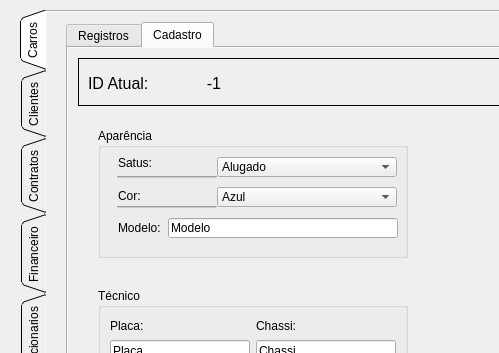
Old version of the form Carluguel/modulescreen.ui in the repository mathiashemmer/uni-devops; both pictures show x 0 to 499 and y 0 to 353 of the 1020 by 607 pixel window.
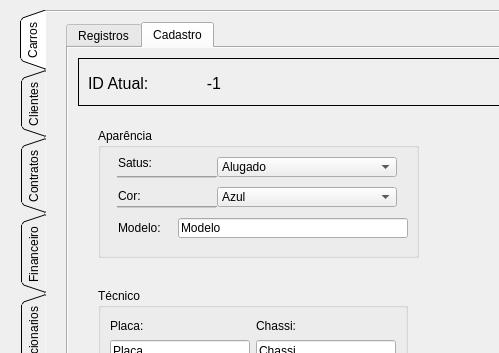
New version of the form.

Commit message: nomes widgets

```diff
--- a/Carluguel/modulescreen.ui
+++ b/Carluguel/modulescreen.ui
@@ -532,7 +532,7 @@
         <rect>
          <x>30</x>
          <y>80</y>
-         <width>310</width>
+         <width>321</width>
          <height>130</height>
         </rect>
        </property>
@@ -684,7 +684,7 @@
        <widget class="QLineEdit" name="txt_carros_cadastro_modelo">
         <property name="geometry">
          <rect>
-          <x>70</x>
+          <x>80</x>
           <y>90</y>
           <width>230</width>
           <height>20</height>
@@ -699,7 +699,7 @@
          <rect>
           <x>20</x>
           <y>90</y>
-          <width>50</width>
+          <width>61</width>
           <height>20</height>
          </rect>
         </property>
```
Left out of the diff: 22 changed lines with no effect on the pictures.
